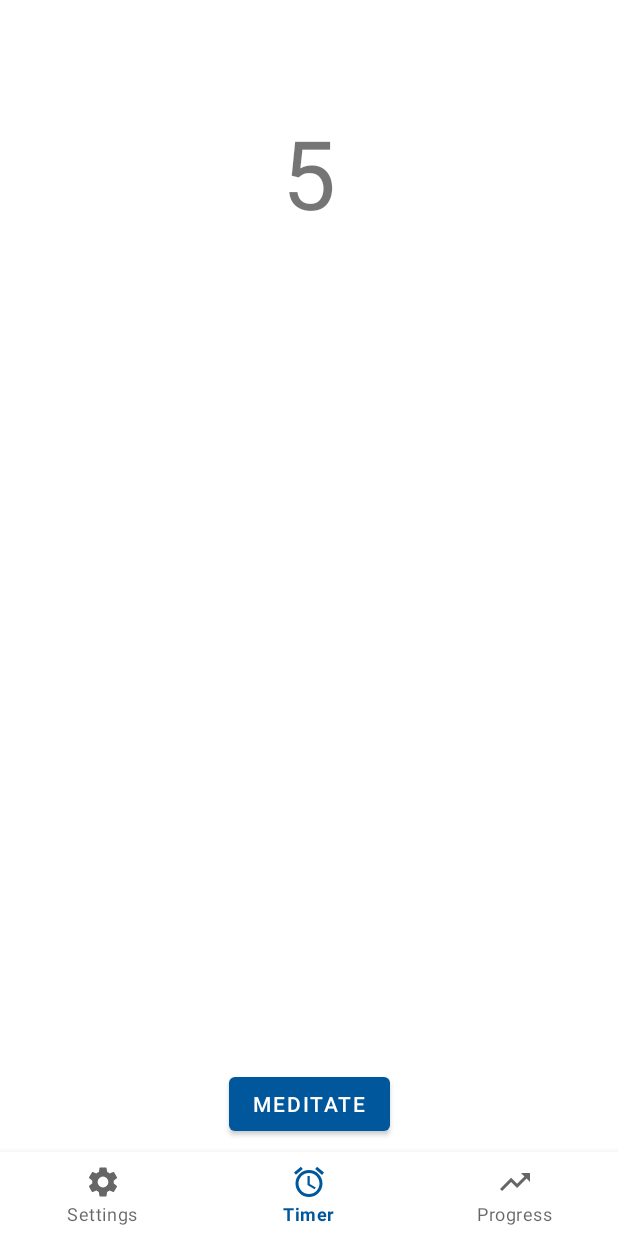
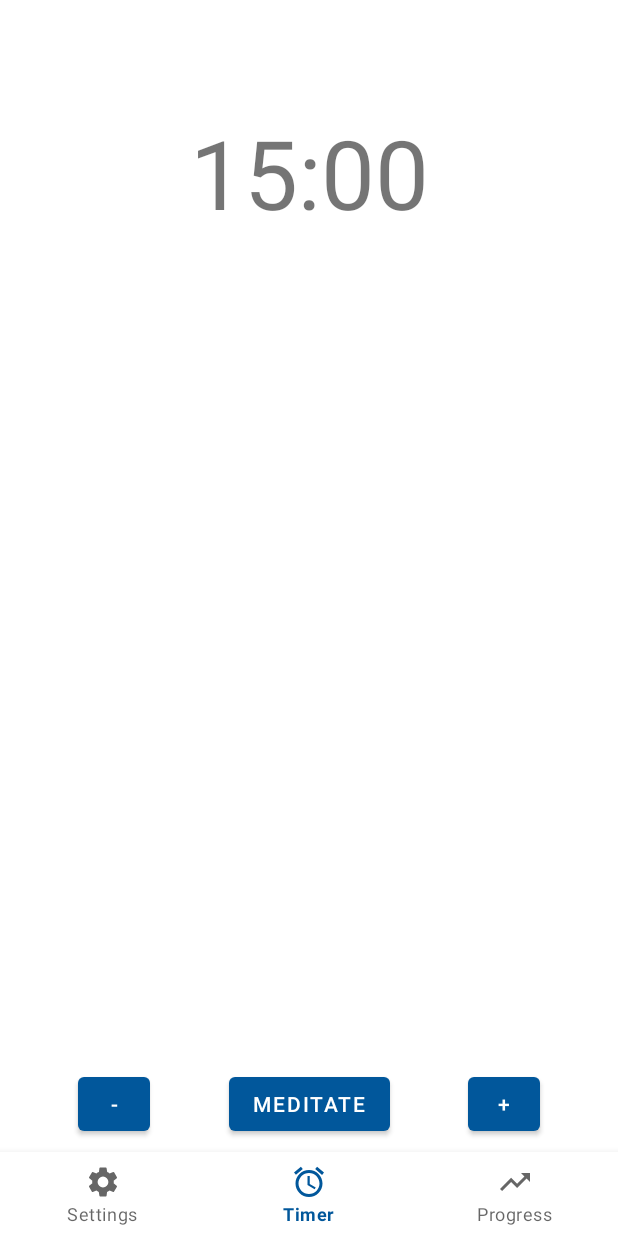
Before and after one commit to j-m-hoffmann/Meditate, an Android app: the screen it shows after launch (MainActivity), on a phone screen of 412 x 824 dp. Run offline under Robolectric (Android 15) with nearby library versions, the phone set to English and light mode, and no system bars; our stand-ins replace data binding, navigation-ui; 1 statement that could not run was skipped.

Commit message:
feat: add buttons to change session duration

```diff
--- a/app/src/main/java/com/gitlab/j_m_hoffmann/meditate/ui/timer/TimerViewModel.kt
+++ b/app/src/main/java/com/gitlab/j_m_hoffmann/meditate/ui/timer/TimerViewModel.kt
@@ -8,16 +8,19 @@ import androidx.lifecycle.MutableLiveData
 import androidx.lifecycle.viewModelScope
 import androidx.preference.PreferenceManager
 import com.gitlab.j_m_hoffmann.meditate.R
+import com.gitlab.j_m_hoffmann.meditate.ui.util.minute
 import com.gitlab.j_m_hoffmann.meditate.ui.util.second
 import kotlinx.coroutines.delay
 import kotlinx.coroutines.launch
 
-//const val defaultSessionDelay: Long = 15 * second
-//const val defaultSessionLength: Long = 15 * minute
+const val defaultSessionDelay: Long = 15 * second
+const val defaultSessionLength: Long = 15 * minute
+const val fiveMinutes: Long = 5 * minute
+const val tenMinutes: Long = 10 * minute
 // for testing
 //const val defaultSessionDelay: Long = 0 * second
-const val defaultSessionDelay: Long = 5 * second
-const val defaultSessionLength: Long = 5 * second
+//const val defaultSessionDelay: Long = 5 * second
+//const val defaultSessionLength: Long = 5 * second
 
 const val REQUEST_CODE = 0
 
@@ -47,6 +50,10 @@ class TimerViewModel(val app: Application) : AndroidViewModel(app) {
 
     //region LiveData
 
+    private val _decrementEnabled = MutableLiveData<Boolean>(true)
+    val decrementEnabled: LiveData<Boolean>
+        get() = _decrementEnabled
+
     private val _delayTimeRemaining = MutableLiveData<Long>()
     val delayTimeRemaining: LiveData<Long>
         get() = _delayTimeRemaining
@@ -75,12 +82,29 @@ class TimerViewModel(val app: Application) : AndroidViewModel(app) {
 
     //region PublicFunctions
 
+    fun decrementDuration() {
+        sessionLength -= fiveMinutes
+
+        if (sessionLength <= tenMinutes) {
+            sessionLength = tenMinutes
+            _decrementEnabled.value = false
+        }
+
+        _timeRemaining.value = sessionLength
+    }
+
     fun endSession() {
         cancelDelayTimer()
         cancelTimer()
         _timeRemaining.value = sessionLength
 
         _sessionInProgress.value = false
+    }
+
+    fun incrementDuration() {
+        sessionLength += fiveMinutes
+        _decrementEnabled.value = true
+        _timeRemaining.value = sessionLength
     }
 
     fun pauseOrResumeSession() = if (_sessionPaused.value!!) resumeSession() else pauseSession()
--- a/app/src/main/res/layout/timer_fragment.xml
+++ b/app/src/main/res/layout/timer_fragment.xml
@@ -44,6 +44,20 @@
 
         <!-- visible before and after session -->
         <Button
+            android:id="@+id/decrement_duration"
+            android:layout_width="48dp"
+            android:layout_height="48dp"
+            android:layout_marginBottom="@dimen/navbar_plus_eight"
+            android:enabled="@{viewModel.decrementEnabled ? true : false}"
+            android:onClick="@{() -> viewModel.decrementDuration()}"
+            android:text="@string/minus"
+            android:visibility="@{viewModel.sessionInProgress ? View.GONE : View.VISIBLE}"
+            app:layout_constraintBottom_toBottomOf="parent"
+            app:layout_constraintEnd_toStartOf="@id/start_session"
+            app:layout_constraintHorizontal_bias="0.5"
+            app:layout_constraintStart_toStartOf="parent" />
+
+        <Button
             android:id="@+id/start_session"
             android:layout_width="wrap_content"
             android:layout_height="wrap_content"
@@ -52,9 +66,20 @@
             android:text="@string/meditate"
             android:visibility="@{viewModel.sessionInProgress ? View.GONE : View.VISIBLE}"
             app:layout_constraintBottom_toBottomOf="parent"
+            app:layout_constraintEnd_toStartOf="@id/increment_duration"
+            app:layout_constraintStart_toEndOf="@id/decrement_duration" />
+
+        <Button
+            android:id="@+id/increment_duration"
+            android:layout_width="48dp"
+            android:layout_height="48dp"
+            android:layout_marginBottom="@dimen/navbar_plus_eight"
+            android:onClick="@{() -> viewModel.incrementDuration()}"
+            android:text="@string/plus"
+            android:visibility="@{viewModel.sessionInProgress ? View.GONE : View.VISIBLE}"
+            app:layout_constraintBottom_toBottomOf="parent"
             app:layout_constraintEnd_toEndOf="parent"
-            app:layout_constraintHorizontal_bias="0.5"
-            app:layout_constraintStart_toStartOf="parent" />
+            app:layout_constraintStart_toEndOf="@id/start_session" />
 
         <!-- visible when session in progress -->
         <Button
--- a/app/src/main/res/values/strings.xml
+++ b/app/src/main/res/values/strings.xml
@@ -31,5 +31,7 @@
     <string name="color_white">White</string>
     <string name="color_grey">Grey</string>
     <string name="color_black">Black</string>
+    <string name="plus">+</string>
+    <string name="minus">-</string>
 
 </resources>
```
